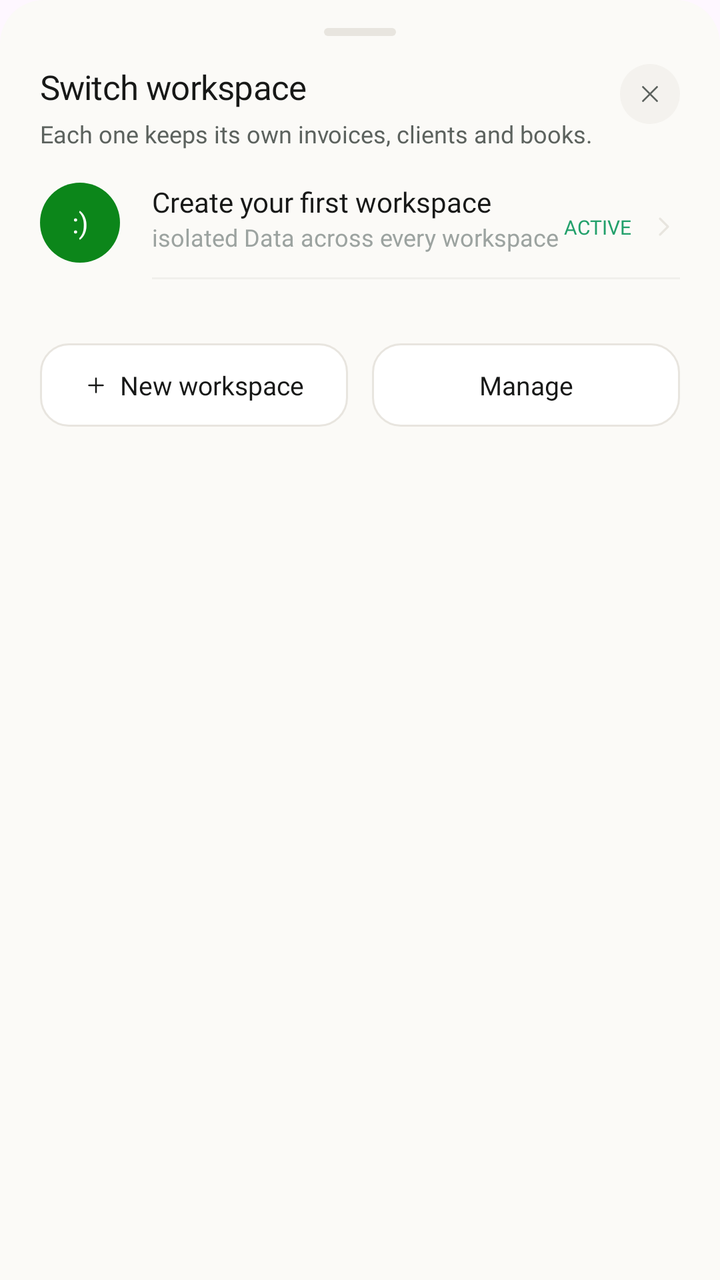
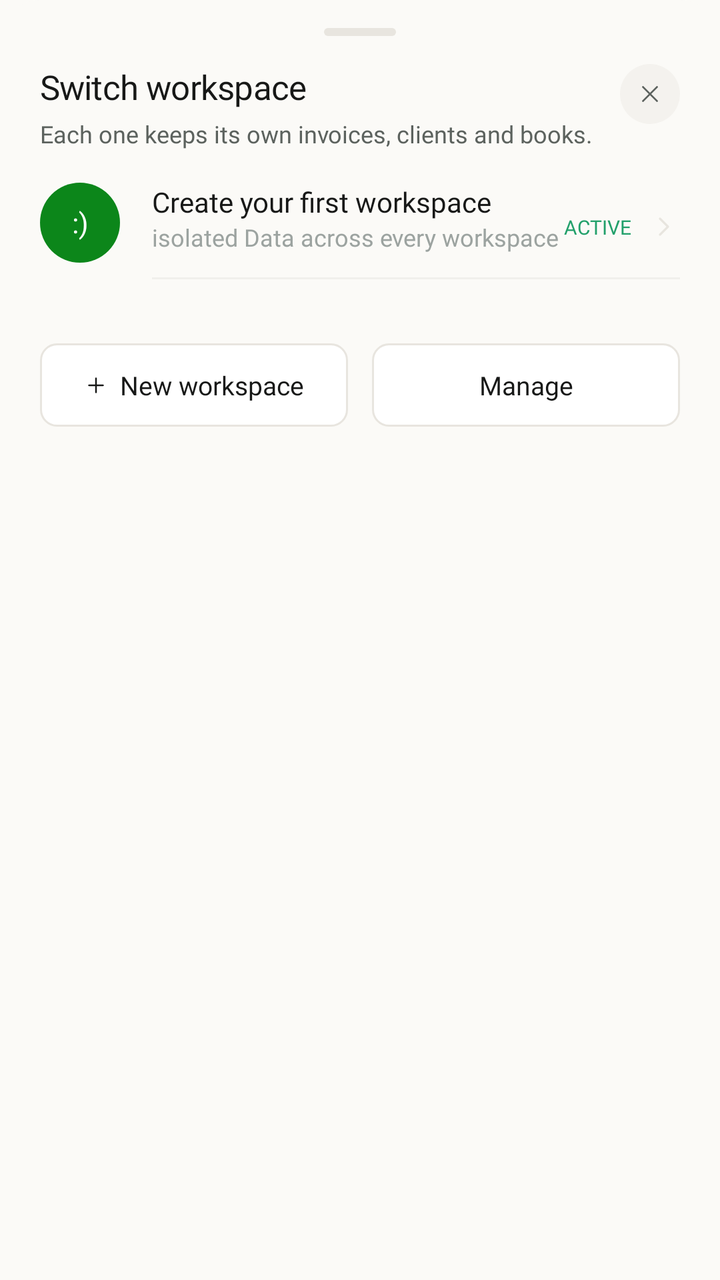

Compare the two renders of this Android layout. The source of the first and the diff that turns it into the second are given below.
<!-- AndroidManifest.xml: application theme Theme.InvoiceGenerator -->
<!-- res/layout/bottom_sheet_switch_workspace.xml -->
<?xml version="1.0" encoding="utf-8"?>
<androidx.constraintlayout.widget.ConstraintLayout xmlns:android="http://schemas.android.com/apk/res/android"
    xmlns:app="http://schemas.android.com/apk/res-auto"
    android:layout_width="match_parent"
    android:layout_height="wrap_content"
    android:background="@drawable/bottom_sheet_bg"
    android:paddingHorizontal="20dp"
    android:paddingTop="8dp"
    android:paddingBottom="28dp">

    
    <View
        android:id="@+id/dragHandle"
        android:layout_width="36dp"
        android:layout_height="4dp"
        android:layout_marginTop="6dp"
        android:background="@drawable/drag_handle_bg"
        app:layout_constraintEnd_toEndOf="parent"
        app:layout_constraintStart_toStartOf="parent"
        app:layout_constraintTop_toTopOf="parent" />

    
    <TextView
        android:id="@+id/title"
        android:layout_width="0dp"
        android:layout_height="wrap_content"
        android:layout_marginTop="14dp"
        android:fontFamily="@font/inter_bold"
        android:letterSpacing="-0.015"
        android:text="Switch workspace"
        android:textColor="#171817"
        android:textSize="17sp"
        app:layout_constraintEnd_toStartOf="@+id/closeBtn"
        app:layout_constraintStart_toStartOf="parent"
        app:layout_constraintTop_toBottomOf="@id/dragHandle" />

    <TextView
        android:id="@+id/subtitle"
        android:layout_width="0dp"
        android:layout_height="wrap_content"
        android:layout_marginTop="4dp"
        android:fontFamily="@font/inter"
        android:lineSpacingExtra="4dp"
        android:text="Each one keeps its own invoices, clients and books."
        android:textColor="#5C625E"
        android:textSize="12sp"
        app:layout_constraintEnd_toEndOf="@id/title"
        app:layout_constraintStart_toStartOf="parent"
        app:layout_constraintTop_toBottomOf="@id/title" />

    <androidx.constraintlayout.widget.ConstraintLayout
        android:id="@+id/closeBtn"
        android:layout_width="30dp"
        android:layout_height="30dp"
        android:background="@drawable/avatar_crossed_state_bg"
        android:backgroundTint="#F4F2EE"
        app:layout_constraintEnd_toEndOf="parent"
        app:layout_constraintTop_toTopOf="@id/title">

        <ImageView
            android:layout_width="14dp"
            android:layout_height="14dp"
            android:src="@drawable/ic_close"
            app:layout_constraintBottom_toBottomOf="parent"
            app:layout_constraintEnd_toEndOf="parent"
            app:layout_constraintStart_toStartOf="parent"
            app:layout_constraintTop_toTopOf="parent"
            app:tint="#5C625E" />
    </androidx.constraintlayout.widget.ConstraintLayout>

    

    <androidx.constraintlayout.widget.ConstraintLayout
        android:id="@+id/activeWorkspaceSection"
        android:layout_width="match_parent"
        android:layout_height="wrap_content"
        android:background="?attr/selectableItemBackground"
        android:paddingVertical="12dp"
        app:layout_constraintTop_toBottomOf="@id/subtitle"
        app:layout_constraintStart_toStartOf="parent"
        app:layout_constraintEnd_toEndOf="parent">


        <FrameLayout
            android:id="@+id/logoArea"
            android:layout_width="44dp"
            android:layout_height="44dp"
            app:layout_constraintBottom_toBottomOf="parent"
            app:layout_constraintStart_toStartOf="parent"
            app:layout_constraintTop_toTopOf="parent"
            >
            <TextView
                android:id="@+id/workspaceAvatar"
                android:layout_width="40dp"
                android:layout_height="40dp"
                android:background="@drawable/avatar_circle"
                android:backgroundTint="#0C861A"
                android:fontFamily="@font/inter_bold"
                android:gravity="center"
                android:text=":)"
                android:textColor="#FFFFFF"
                android:textSize="14sp"
                />
            <com.google.android.material.imageview.ShapeableImageView
                android:id="@+id/logo"
                android:layout_width="44dp"
                android:layout_height="44dp"
                android:scaleType="centerCrop"
                app:shapeAppearanceOverlay="@style/ShapeAppearance.Material3.Corner.Full"
                android:visibility="gone"/>
        </FrameLayout>


        <TextView
            android:id="@+id/workspaceName"
            android:layout_width="0dp"
            android:layout_height="wrap_content"
            android:layout_marginStart="12dp"
            android:fontFamily="@font/inter_semibold"
            android:text="Create your first workspace"
            android:textColor="#171817"
            android:textSize="14sp"
            app:layout_constraintEnd_toStartOf="@+id/activeIndicator"
            app:layout_constraintStart_toEndOf="@id/logoArea"
            app:layout_constraintTop_toTopOf="@id/logoArea" />

        <TextView
            android:id="@+id/workspaceSubtitle"
            android:layout_width="0dp"
            android:layout_height="wrap_content"
            android:fontFamily="@font/inter"
            android:text="isolated Data across every workspace"
            android:textColor="#9CA3A0"
            android:textSize="12sp"
            app:layout_constraintEnd_toEndOf="@id/workspaceName"
            app:layout_constraintStart_toStartOf="@id/workspaceName"
            app:layout_constraintTop_toBottomOf="@id/workspaceName" />

        <TextView
            android:id="@+id/activeIndicator"
            android:layout_width="wrap_content"
            android:layout_height="wrap_content"
            android:layout_marginEnd="8dp"
            android:fontFamily="@font/inter_bold"
            android:text="ACTIVE"
            android:textColor="#22A06B"
            android:textSize="10sp"

            app:layout_constraintBottom_toBottomOf="parent"
            app:layout_constraintEnd_toStartOf="@+id/arrowRight"
            app:layout_constraintTop_toTopOf="parent" />

        <ImageView
            android:id="@+id/arrowRight"
            android:layout_width="16dp"
            android:layout_height="16dp"
            android:src="@drawable/ic_back"
            android:rotation="180"
            app:layout_constraintBottom_toBottomOf="parent"
            app:layout_constraintEnd_toEndOf="parent"
            app:layout_constraintTop_toTopOf="parent"
            app:tint="#E8E5DF" />

        <View
            android:id="@+id/divider"
            android:layout_width="0dp"
            android:layout_height="1dp"
            android:layout_marginTop="12dp"
            android:background="#F1F0EC"
            app:layout_constraintEnd_toEndOf="parent"
            app:layout_constraintStart_toStartOf="@id/workspaceName"
            app:layout_constraintTop_toBottomOf="@id/workspaceSubtitle" />

    </androidx.constraintlayout.widget.ConstraintLayout>

    
    <LinearLayout
        android:layout_width="match_parent"
        android:layout_height="wrap_content"
        android:layout_marginTop="20dp"
        android:orientation="horizontal"
        app:layout_constraintTop_toBottomOf="@id/activeWorkspaceSection">

        <androidx.constraintlayout.widget.ConstraintLayout
            android:id="@+id/btnNewWorkspace"
            android:layout_width="0dp"
            android:layout_height="wrap_content"
            android:layout_weight="1"
            android:background="@drawable/bg_input_field"
            android:paddingVertical="12dp">

            <ImageView
                android:id="@+id/plusIcon"
                android:layout_width="12dp"
                android:layout_height="12dp"
                android:src="@drawable/ic_plus"
                app:layout_constraintBottom_toBottomOf="parent"
                app:layout_constraintEnd_toStartOf="@+id/tvNewWorkspace"
                app:layout_constraintHorizontal_chainStyle="packed"
                app:layout_constraintStart_toStartOf="parent"
                app:layout_constraintTop_toTopOf="parent"
                app:tint="#171817" />

            <TextView
                android:id="@+id/tvNewWorkspace"
                android:layout_width="wrap_content"
                android:layout_height="wrap_content"
                android:layout_marginStart="6dp"
                android:fontFamily="@font/inter_semibold"
                android:text="New workspace"
                android:textColor="#171817"
                android:textSize="13sp"
                app:layout_constraintBottom_toBottomOf="parent"
                app:layout_constraintEnd_toEndOf="parent"
                app:layout_constraintStart_toEndOf="@id/plusIcon"
                app:layout_constraintTop_toTopOf="parent" />

        </androidx.constraintlayout.widget.ConstraintLayout>

        <View
            android:layout_width="12dp"
            android:layout_height="1px" />

        <TextView
            android:id="@+id/btnManage"
            android:layout_width="0dp"
            android:layout_height="match_parent"
            android:layout_weight="1"
            android:background="@drawable/bg_input_field"
            android:fontFamily="@font/inter_semibold"
            android:gravity="center"
            android:text="Manage"
            android:textColor="#171817"
            android:textSize="13sp" />

    </LinearLayout>

</androidx.constraintlayout.widget.ConstraintLayout>
<!-- resources referenced by this layout -->
<resources>
  <!-- drawable avatar_circle (drawable) -->
  <?xml version="1.0" encoding="utf-8"?>
  <shape xmlns:android="http://schemas.android.com/apk/res/android"
      android:shape="rectangle">
      <solid android:color="@color/avatar_green_bg"/>
      <corners android:radius="999dp"/>
  
  </shape>
  <!-- drawable avatar_crossed_state_bg (drawable) -->
  <?xml version="1.0" encoding="utf-8"?>
  <shape xmlns:android="http://schemas.android.com/apk/res/android"
      android:shape="rectangle">
      <solid android:color="@color/tickedColorbg"/>
      <corners android:radius="999dp"/>
  
  </shape>
  <!-- drawable bg_input_field (drawable) -->
  <?xml version="1.0" encoding="utf-8"?>
  <shape xmlns:android="http://schemas.android.com/apk/res/android"
      android:shape="rectangle">
      <solid android:color="#FFFFFF"/>
      <stroke android:width="1dp"
          android:color="#E8E5DF"/>
      <corners android:radius="14dp"/>
  
  </shape>
  <!-- drawable bottom_sheet_bg (drawable) -->
  <?xml version="1.0" encoding="utf-8"?>
  <shape xmlns:android="http://schemas.android.com/apk/res/android">
      <solid android:color="#FBFAF7" />
      <corners
          android:topLeftRadius="22dp"
          android:topRightRadius="22dp"
          android:bottomLeftRadius="0dp"
          android:bottomRightRadius="0dp" />
  </shape>
  <!-- drawable drag_handle_bg (drawable) -->
  <?xml version="1.0" encoding="utf-8"?>
  <shape xmlns:android="http://schemas.android.com/apk/res/android">
      <solid android:color="#E8E5DF" />
      <corners android:radius="2dp" />
  </shape>
  <!-- drawable ic_back (drawable) -->
  <?xml version="1.0" encoding="utf-8"?>
  <vector xmlns:android="http://schemas.android.com/apk/res/android"
      android:width="24dp"
      android:height="24dp"
      android:viewportWidth="24"
      android:viewportHeight="24">
      <path
          android:pathData="M15,6 L9,12 L15,18"
          android:strokeColor="#171817"
          android:strokeWidth="1.6"
          android:strokeLineCap="round"
          android:strokeLineJoin="round"
          android:fillColor="@android:color/transparent" />
  </vector>
  <!-- drawable ic_close (drawable) -->
  <?xml version="1.0" encoding="utf-8"?>
  <vector xmlns:android="http://schemas.android.com/apk/res/android"
      android:width="14dp"
      android:height="14dp"
      android:viewportWidth="24"
      android:viewportHeight="24">
  
      <path
          android:pathData="M6,6 L18,18"
          android:strokeColor="#5C625E"
          android:strokeWidth="1.6"
          android:strokeLineCap="round"
          android:strokeLineJoin="round" />
  
      <path
          android:pathData="M18,6 L6,18"
          android:strokeColor="#5C625E"
          android:strokeWidth="1.6"
          android:strokeLineCap="round"
          android:strokeLineJoin="round" />
  
  </vector>
  <style name="Theme.InvoiceGenerator" parent="Base.Theme.InvoiceGenerator" />
  <color name="avatar_green_bg">#7E8E6B</color>
  <color name="tickedColorbg">#22A06B</color>
  <style name="Base.Theme.InvoiceGenerator" parent="Theme.Material3.DayNight.NoActionBar">
          <item name="android:navigationBarColor">@android:color/transparent</item>
          <item name="android:statusBarColor">@android:color/transparent</item>
          <item name="android:windowLightNavigationBar">true</item>
      </style>
  <!-- unchanged entries left out for length: 1 -->
</resources>

<!-- the commit's change to res/layout/bottom_sheet_switch_workspace.xml (unified diff, before → after) -->
@@ -28,7 +28,7 @@
         android:fontFamily="@font/inter_bold"
         android:letterSpacing="-0.015"
         android:text="Switch workspace"
-        android:textColor="#171817"
+        android:textColor="@color/text_primary"
         android:textSize="17sp"
         app:layout_constraintEnd_toStartOf="@+id/closeBtn"
         app:layout_constraintStart_toStartOf="parent"
@@ -42,7 +42,7 @@
         android:fontFamily="@font/inter"
         android:lineSpacingExtra="4dp"
         android:text="Each one keeps its own invoices, clients and books."
-        android:textColor="#5C625E"
+        android:textColor="@color/text_grey"
         android:textSize="12sp"
         app:layout_constraintEnd_toEndOf="@id/title"
         app:layout_constraintStart_toStartOf="parent"
@@ -53,7 +53,7 @@
         android:layout_width="30dp"
         android:layout_height="30dp"
         android:background="@drawable/avatar_crossed_state_bg"
-        android:backgroundTint="#F4F2EE"
+        android:backgroundTint="@color/greyish_white"
         app:layout_constraintEnd_toEndOf="parent"
         app:layout_constraintTop_toTopOf="@id/title">
 
@@ -65,7 +65,7 @@
             app:layout_constraintEnd_toEndOf="parent"
             app:layout_constraintStart_toStartOf="parent"
             app:layout_constraintTop_toTopOf="parent"
-            app:tint="#5C625E" />
+            app:tint="@color/text_grey" />
     </androidx.constraintlayout.widget.ConstraintLayout>
 
     
@@ -94,11 +94,11 @@
                 android:layout_width="40dp"
                 android:layout_height="40dp"
                 android:background="@drawable/avatar_circle"
-                android:backgroundTint="#0C861A"
+                android:backgroundTint="@color/primary_green"
                 android:fontFamily="@font/inter_bold"
                 android:gravity="center"
                 android:text=":)"
-                android:textColor="#FFFFFF"
+                android:textColor="@color/on_primary_text"
                 android:textSize="14sp"
                 />
             <com.google.android.material.imageview.ShapeableImageView
@@ -118,7 +118,7 @@
             android:layout_marginStart="12dp"
             android:fontFamily="@font/inter_semibold"
             android:text="Create your first workspace"
-            android:textColor="#171817"
+            android:textColor="@color/text_primary"
             android:textSize="14sp"
             app:layout_constraintEnd_toStartOf="@+id/activeIndicator"
             app:layout_constraintStart_toEndOf="@id/logoArea"
@@ -130,7 +130,7 @@
             android:layout_height="wrap_content"
             android:fontFamily="@font/inter"
             android:text="isolated Data across every workspace"
-            android:textColor="#9CA3A0"
+            android:textColor="@color/text_secondary"
             android:textSize="12sp"
             app:layout_constraintEnd_toEndOf="@id/workspaceName"
             app:layout_constraintStart_toStartOf="@id/workspaceName"
@@ -143,7 +143,7 @@
             android:layout_marginEnd="8dp"
             android:fontFamily="@font/inter_bold"
             android:text="ACTIVE"
-            android:textColor="#22A06B"
+            android:textColor="@color/signal_green"
             android:textSize="10sp"
 
             app:layout_constraintBottom_toBottomOf="parent"
@@ -199,7 +199,7 @@
                 app:layout_constraintHorizontal_chainStyle="packed"
                 app:layout_constraintStart_toStartOf="parent"
                 app:layout_constraintTop_toTopOf="parent"
-                app:tint="#171817" />
+                app:tint="@color/text_primary" />
 
             <TextView
                 android:id="@+id/tvNewWorkspace"
@@ -208,7 +208,7 @@
                 android:layout_marginStart="6dp"
                 android:fontFamily="@font/inter_semibold"
                 android:text="New workspace"
-                android:textColor="#171817"
+                android:textColor="@color/text_primary"
                 android:textSize="13sp"
                 app:layout_constraintBottom_toBottomOf="parent"
                 app:layout_constraintEnd_toEndOf="parent"
@@ -230,7 +230,7 @@
             android:fontFamily="@font/inter_semibold"
             android:gravity="center"
             android:text="Manage"
-            android:textColor="#171817"
+            android:textColor="@color/text_primary"
             android:textSize="13sp" />
 
     </LinearLayout>
<!-- resource entries referenced after the edit -->
@@ -1,5 +1,12 @@
 <!-- resources referenced by this layout -->
 <resources>
+  <color name="greyish_white">#F4F2EE</color>
+  <color name="on_primary_text">#FFFFFF</color>
+  <color name="primary_green">#0C861A</color>
+  <color name="signal_green">#22A06B</color>
+  <color name="text_grey">#5C625E</color>
+  <color name="text_primary">#171817</color>
+  <color name="text_secondary">#9CA3A0</color>
   <!-- drawable avatar_circle (drawable) -->
   <?xml version="1.0" encoding="utf-8"?>
   <shape xmlns:android="http://schemas.android.com/apk/res/android"
@@ -18,28 +25,21 @@
   </shape>
   <!-- drawable bg_input_field (drawable) -->
   <?xml version="1.0" encoding="utf-8"?>
-  <shape xmlns:android="http://schemas.android.com/apk/res/android"
-      android:shape="rectangle">
-      <solid android:color="#FFFFFF"/>
-      <stroke android:width="1dp"
-          android:color="#E8E5DF"/>
-      <corners android:radius="14dp"/>
-  
+  <shape xmlns:android="http://schemas.android.com/apk/res/android">
+      <solid android:color="@color/white"/>
+      <corners android:radius="8dp"/>
+      <stroke android:width="1dp" android:color="@color/btn_border_light"/>
   </shape>
   <!-- drawable bottom_sheet_bg (drawable) -->
   <?xml version="1.0" encoding="utf-8"?>
   <shape xmlns:android="http://schemas.android.com/apk/res/android">
-      <solid android:color="#FBFAF7" />
-      <corners
-          android:topLeftRadius="22dp"
-          android:topRightRadius="22dp"
-          android:bottomLeftRadius="0dp"
-          android:bottomRightRadius="0dp" />
+      <solid android:color="@color/bg_cream" />
+      <corners android:topLeftRadius="20dp" android:topRightRadius="20dp"/>
   </shape>
   <!-- drawable drag_handle_bg (drawable) -->
   <?xml version="1.0" encoding="utf-8"?>
   <shape xmlns:android="http://schemas.android.com/apk/res/android">
-      <solid android:color="#E8E5DF" />
+      <solid android:color="@color/btn_border_light" />
       <corners android:radius="2dp" />
   </shape>
   <!-- drawable ic_back (drawable) -->
@@ -51,7 +51,7 @@
       android:viewportHeight="24">
       <path
           android:pathData="M15,6 L9,12 L15,18"
-          android:strokeColor="#171817"
+          android:strokeColor="@color/btn_text_dark"
           android:strokeWidth="1.6"
           android:strokeLineCap="round"
           android:strokeLineJoin="round"
@@ -67,14 +67,14 @@
   
       <path
           android:pathData="M6,6 L18,18"
-          android:strokeColor="#5C625E"
+          android:strokeColor="@color/text_grey"
           android:strokeWidth="1.6"
           android:strokeLineCap="round"
           android:strokeLineJoin="round" />
   
       <path
           android:pathData="M18,6 L6,18"
-          android:strokeColor="#5C625E"
+          android:strokeColor="@color/text_grey"
           android:strokeWidth="1.6"
           android:strokeLineCap="round"
           android:strokeLineJoin="round" />
@@ -83,10 +83,15 @@
   <style name="Theme.InvoiceGenerator" parent="Base.Theme.InvoiceGenerator" />
   <color name="avatar_green_bg">#7E8E6B</color>
   <color name="tickedColorbg">#22A06B</color>
+  <color name="white">#FFFFFF</color>
+  <color name="btn_border_light">#E8E5DF</color>
+  <color name="bg_cream">#FBFAF7</color>
+  <color name="btn_text_dark">#171817</color>
   <style name="Base.Theme.InvoiceGenerator" parent="Theme.Material3.DayNight.NoActionBar">
           <item name="android:navigationBarColor">@android:color/transparent</item>
           <item name="android:statusBarColor">@android:color/transparent</item>
-          <item name="android:windowLightNavigationBar">true</item>
+          <item name="android:windowBackground">@color/bg_cream</item>
+          <item name="android:windowLightNavigationBar" tools:targetApi="o_mr1">true</item>
       </style>
   <!-- unchanged entries left out for length: 1 -->
 </resources>
